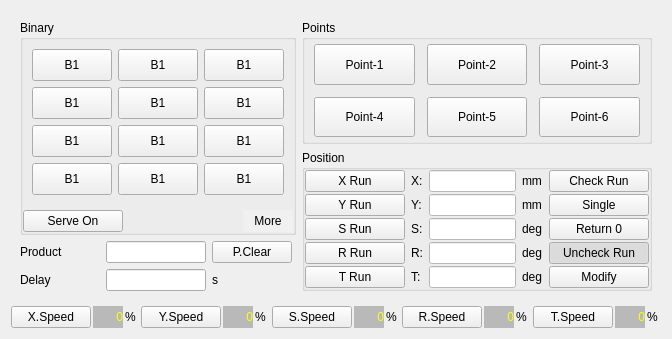
Above: hcmanualoperation/ichcmanualoperationpageframe_5.ui from GaussCheng/2-5AxisPunch before the change. Below: the same form after it.
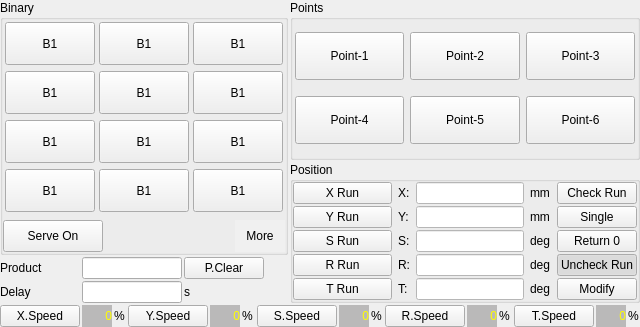
That is the form after the change. Custom widgets are drawn as their Qt base class.

Patch:
```diff
--- a/hcmanualoperation/ichcmanualoperationpageframe_5.ui
+++ b/hcmanualoperation/ichcmanualoperationpageframe_5.ui
@@ -26,6 +26,21 @@
    <enum>QFrame::Plain</enum>
   </property>
   <layout class="QVBoxLayout" name="verticalLayout_4">
+   <property name="spacing">
+    <number>2</number>
+   </property>
+   <property name="leftMargin">
+    <number>0</number>
+   </property>
+   <property name="topMargin">
+    <number>0</number>
+   </property>
+   <property name="rightMargin">
+    <number>0</number>
+   </property>
+   <property name="bottomMargin">
+    <number>0</number>
+   </property>
    <item>
     <widget class="QStackedWidget" name="tabWidget">
      <property name="currentIndex">
@@ -33,6 +48,21 @@
      </property>
      <widget class="QWidget" name="tabWidgetPage1">
       <layout class="QHBoxLayout" name="horizontalLayout_5">
+       <property name="spacing">
+        <number>2</number>
+       </property>
+       <property name="leftMargin">
+        <number>0</number>
+       </property>
+       <property name="topMargin">
+        <number>0</number>
+       </property>
+       <property name="rightMargin">
+        <number>0</number>
+       </property>
+       <property name="bottomMargin">
+        <number>0</number>
+       </property>
        <item>
         <layout class="QVBoxLayout" name="verticalLayout_2">
          <item>
@@ -41,7 +71,16 @@
             <string>Binary</string>
            </property>
            <layout class="QVBoxLayout" name="verticalLayout">
-            <property name="margin">
+            <property name="leftMargin">
+             <number>0</number>
+            </property>
+            <property name="topMargin">
+             <number>0</number>
+            </property>
+            <property name="rightMargin">
+             <number>0</number>
+            </property>
+            <property name="bottomMargin">
              <number>0</number>
             </property>
             <item>
@@ -53,6 +92,21 @@
                </sizepolicy>
               </property>
               <layout class="QGridLayout" name="gridLayout_4">
+               <property name="leftMargin">
+                <number>2</number>
+               </property>
+               <property name="topMargin">
+                <number>2</number>
+               </property>
+               <property name="rightMargin">
+                <number>2</number>
+               </property>
+               <property name="bottomMargin">
+                <number>2</number>
+               </property>
+               <property name="horizontalSpacing">
+                <number>4</number>
+               </property>
                <item row="1" column="2">
                 <widget class="QPushButton" name="b6">
                  <property name="sizePolicy">
@@ -603,14 +657,20 @@
             <string>Points</string>
            </property>
            <layout class="QGridLayout" name="gridLayout_2">
+            <property name="leftMargin">
+             <number>2</number>
+            </property>
             <property name="topMargin">
-             <number>4</number>
+             <number>2</number>
+            </property>
+            <property name="rightMargin">
+             <number>2</number>
             </property>
             <property name="bottomMargin">
-             <number>4</number>
+             <number>2</number>
             </property>
             <property name="spacing">
-             <number>12</number>
+             <number>6</number>
             </property>
             <item row="1" column="1">
              <widget class="QPushButton" name="point5">
@@ -771,12 +831,21 @@
             <string>Position</string>
            </property>
            <layout class="QGridLayout" name="gridLayout">
+            <property name="leftMargin">
+             <number>0</number>
+            </property>
+            <property name="topMargin">
+             <number>0</number>
+            </property>
+            <property name="rightMargin">
+             <number>0</number>
+            </property>
+            <property name="bottomMargin">
+             <number>0</number>
+            </property>
             <property name="verticalSpacing">
              <number>2</number>
             </property>
-            <property name="margin">
-             <number>0</number>
-            </property>
             <item row="2" column="3">
              <widget class="QLabel" name="label_15">
               <property name="text">
@@ -792,12 +861,6 @@
                 <verstretch>0</verstretch>
                </sizepolicy>
               </property>
-              <property name="minimumSize">
-               <size>
-                <width>100</width>
-                <height>0</height>
-               </size>
-              </property>
               <property name="text">
                <string>X Run</string>
               </property>
@@ -851,12 +914,6 @@
                 <verstretch>0</verstretch>
                </sizepolicy>
               </property>
-              <property name="minimumSize">
-               <size>
-                <width>100</width>
-                <height>0</height>
-               </size>
-              </property>
               <property name="text">
                <string>Modify</string>
               </property>
@@ -898,12 +955,6 @@
                 <verstretch>0</verstretch>
                </sizepolicy>
               </property>
-              <property name="minimumSize">
-               <size>
-                <width>100</width>
-                <height>0</height>
-               </size>
-              </property>
               <property name="text">
                <string>T Run</string>
               </property>
@@ -931,12 +982,6 @@
                 <verstretch>0</verstretch>
                </sizepolicy>
               </property>
-              <property name="minimumSize">
-               <size>
-                <width>100</width>
-                <height>0</height>
-               </size>
-              </property>
               <property name="text">
                <string>Y Run</string>
               </property>
@@ -950,12 +995,6 @@
                 <verstretch>0</verstretch>
                </sizepolicy>
               </property>
-              <property name="minimumSize">
-               <size>
-                <width>100</width>
-                <height>0</height>
-               </size>
-              </property>
               <property name="text">
                <string>S Run</string>
               </property>
@@ -1073,12 +1112,6 @@
                 <verstretch>0</verstretch>
                </sizepolicy>
               </property>
-              <property name="minimumSize">
-               <size>
-                <width>100</width>
-                <height>0</height>
-               </size>
-              </property>
               <property name="text">
                <string>R Run</string>
               </property>
@@ -1107,7 +1140,16 @@
      </widget>
      <widget class="QWidget" name="tabWidgetPage2">
       <layout class="QGridLayout" name="gridLayout_3">
-       <property name="margin">
+       <property name="leftMargin">
+        <number>2</number>
+       </property>
+       <property name="topMargin">
+        <number>2</number>
+       </property>
+       <property name="rightMargin">
+        <number>2</number>
+       </property>
+       <property name="bottomMargin">
         <number>2</number>
        </property>
        <property name="spacing">
```
Left out of the diff: 2 changed lines with no effect on the pictures.
